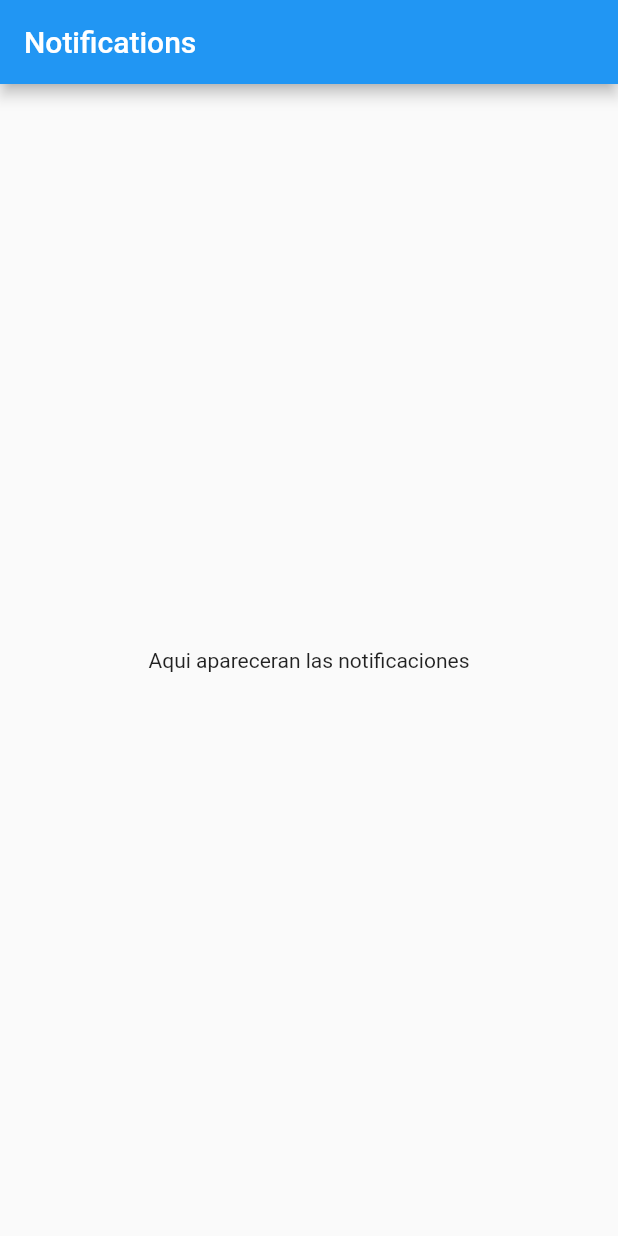
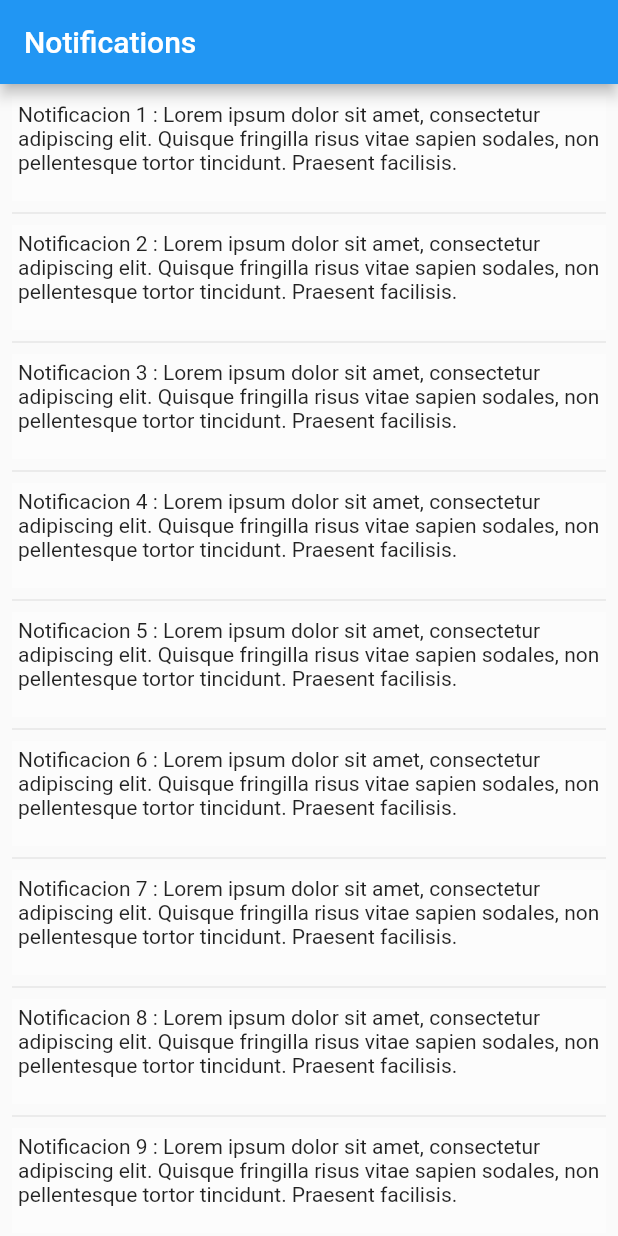
Before and after one commit to SergioVarelaB/apphibrida, a Flutter app: the screen it shows after launch, in the side drawer, after a tap on "Notificaciones", on a phone screen of 412 x 824 dp. Run offline on Flutter 3.47's test engine with Material 2 defaults, Android fonts, the phone set to English and light mode, and no system bars; our stand-ins replace flutter_speed_dial, fluttertoast, geolocator, google_maps_flutter; network calls fail.

Commit message:
Agrege una listview a la pagina de notificaiones
De momento la lista de notificaciones es dinamica pero maneja
solamente datos estaticos para que funcione con los datos de la
base de datos basta con modificar la Lista "entries" y ya con eso se
llenara la lista de notificaciones de manera adecuada

```diff
--- a/lib/notifications_page.dart
+++ b/lib/notifications_page.dart
@@ -3,6 +3,9 @@ import 'package:flutter/material.dart';
 void main() => runApp(NotificationsPage());
 
 class NotificationsPage extends StatelessWidget {
+  final List<String> entries = <String>['Notificacion 1', 'Notificacion 2', 'Notificacion 3','Notificacion 4', 'Notificacion 5',
+    'Notificacion 6','Notificacion 7', 'Notificacion 8', 'Notificacion 9','Notificacion 10', 'Notificacion 11', 'Notificacion 12'];
+
   @override
   Widget build(BuildContext context) {
     return MaterialApp(
@@ -13,7 +16,21 @@ class NotificationsPage extends StatelessWidget {
           title: Text('Notifications'),
         ),
         body: Center(
-          child: Text('Aqui apareceran las notificaciones'),
+          child: ListView.separated(
+              padding: const EdgeInsets.all(8),
+              itemCount: entries.length,
+              itemBuilder: (BuildContext context, int index) {
+                return Container(
+                  padding: const EdgeInsets.all(4),
+                  height: 70,
+                  color: Colors.white30,
+                  child: Text('${entries[index]} '
+                      ': Lorem ipsum dolor sit amet, consectetur adipiscing elit. Quisque fringilla'
+                      ' risus vitae sapien sodales, non pellentesque tortor tincidunt. Praesent facilisis.' ),
+                );
+              },
+              separatorBuilder: (BuildContext context, int index) => const Divider(),
+          ),
         ),
       ),
     );
```
